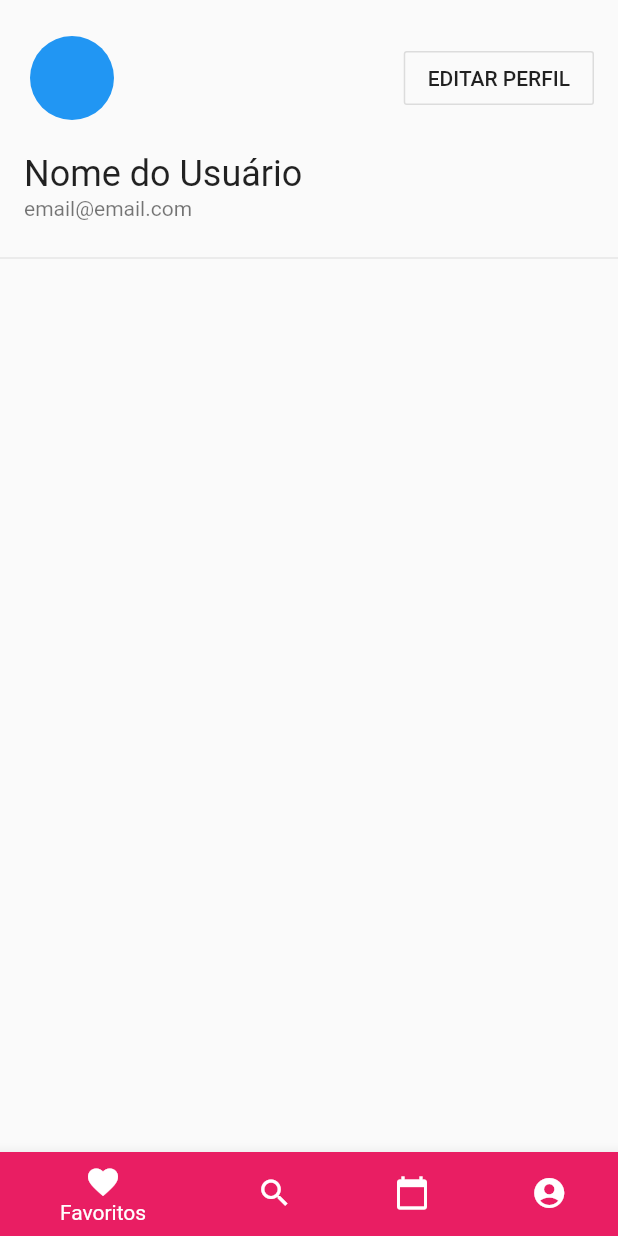
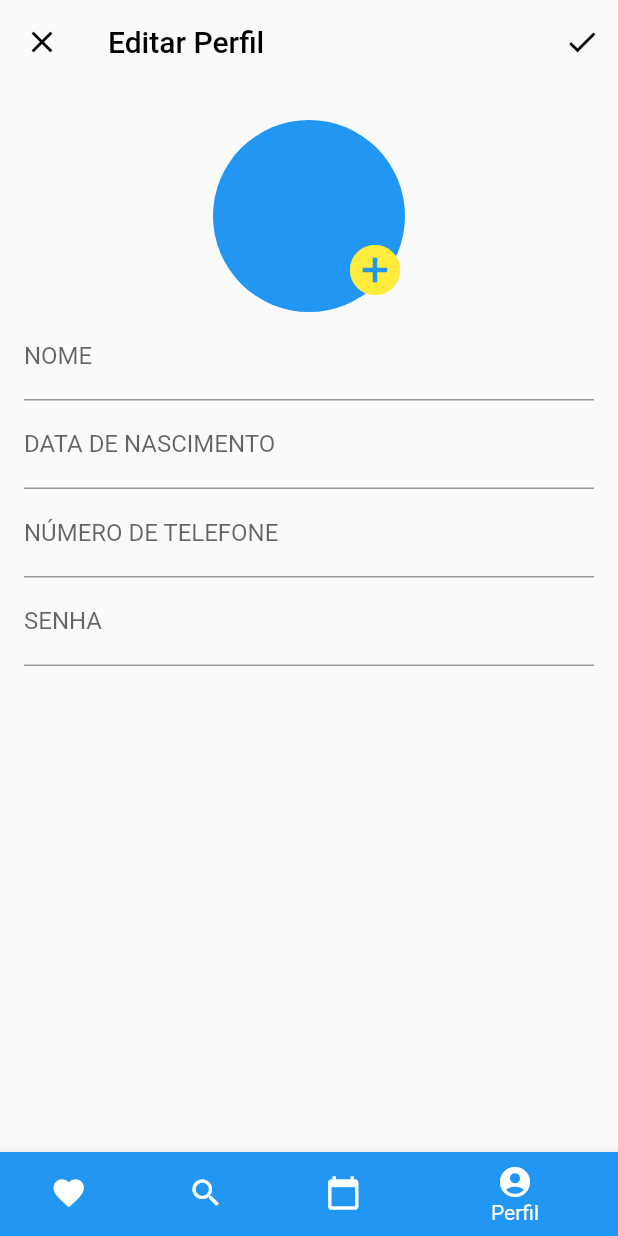
Before and after one commit to kFurlan/SmartHome, a Flutter app: the screen it shows after launch, after a tap on "EDITAR PERFIL", on a phone screen of 412 x 824 dp. Run offline on Flutter 3.47's test engine with Material 2 defaults, Android fonts, the phone set to English and light mode, and no system bars.

Commit message:
Página de edição de perfil

```diff
--- /dev/null
+++ b/app/lib/pages/profile_edit.dart
@@ -0,0 +1,118 @@
+import 'package:flutter/material.dart';
+
+class ProfileEditPage extends StatefulWidget {
+  @override
+  _ProfileEditPageState createState() => _ProfileEditPageState();
+}
+
+class _ProfileEditPageState extends State<ProfileEditPage> {
+  int currentPage = 3;
+
+  @override
+  Widget build(BuildContext context) {
+    return Scaffold(
+      appBar: AppBar(
+        title: Text('Editar Perfil', style: TextStyle(color: Colors.black)),
+        leading: IconButton(
+          icon: Icon(Icons.close),
+          color: Colors.black,
+          onPressed: () {
+            if (Navigator.canPop(context)) {
+              Navigator.pop(context);
+            }
+          },
+        ),
+        backgroundColor: Theme.of(context).canvasColor,
+        elevation: 0.0,
+        actions: <Widget>[
+          IconButton(
+            icon: Icon(Icons.check),
+            color: Colors.black,
+            onPressed: () {},
+          )
+        ],
+      ),
+      body: Padding(
+        padding: const EdgeInsets.symmetric(vertical: 24.0, horizontal: 16.0),
+        child: SingleChildScrollView(
+          child: Column(
+            children: <Widget>[
+              Stack(
+                alignment: Alignment.bottomRight,
+                children: <Widget>[
+                  CircleAvatar(
+                    radius: 64.0,
+                    backgroundColor: Colors.blue,
+                  ),
+                  Positioned(
+                    left: 80,
+                    child: IconButton(
+                      icon: Icon(Icons.add_circle),
+                      color: Colors.yellow,
+                      iconSize: 40.0,
+                      onPressed: () {},
+                    ),
+                  )
+                ],
+              ),
+              TextFormField(
+                decoration: InputDecoration(
+                  labelText: 'NOME',
+                ),
+              ),
+              TextFormField(
+                decoration: InputDecoration(
+                  labelText: 'DATA DE NASCIMENTO',
+                ),
+                keyboardType: TextInputType.datetime,
+              ),
+              TextFormField(
+                decoration: InputDecoration(
+                  labelText: 'NÚMERO DE TELEFONE',
+                ),
+                keyboardType: TextInputType.phone,
+              ),
+              TextFormField(
+                obscureText: true,
+                decoration: InputDecoration(
+                  labelText: 'SENHA',
+                ),
+              ),
+            ],
+          ),
+        ),
+      ),
+      bottomNavigationBar: BottomNavigationBar(
+        currentIndex: this.currentPage, // Sincroniza com a página atual
+        type: BottomNavigationBarType.shifting,
+        onTap: (int index) {
+          setState(() {
+            this.currentPage = index;
+          });
+        },
+        items: <BottomNavigationBarItem>[
+          BottomNavigationBarItem(
+            title: Text('Favoritos'),
+            backgroundColor: Colors.pink,
+            icon: Icon(Icons.favorite),
+          ),
+          BottomNavigationBarItem(
+            title: Text('Pesquisa'),
+            backgroundColor: Colors.green,
+            icon: Icon(Icons.search),
+          ),
+          BottomNavigationBarItem(
+            title: Text('Agenda'),
+            backgroundColor: Colors.orange,
+            icon: Icon(Icons.calendar_today),
+          ),
+          BottomNavigationBarItem(
+            title: Text('Perfil'),
+            backgroundColor: Colors.blue,
+            icon: Icon(Icons.account_circle),
+          ),
+        ],
+      ),
+    );
+  }
+}
--- a/app/lib/pages/profile_info.dart
+++ b/app/lib/pages/profile_info.dart
@@ -1,4 +1,5 @@
 import 'package:flutter/material.dart';
+import 'package:smarthome/pages/profile_edit.dart';
 
 class ProfileInfoPage extends StatefulWidget {
   @override
@@ -6,7 +7,7 @@ class ProfileInfoPage extends StatefulWidget {
 }
 
 class _ProfileInfoPageState extends State<ProfileInfoPage> {
-  int currentPage = 1;
+  int currentPage = 3;
 
   @override
   Widget build(BuildContext context) {
@@ -25,7 +26,14 @@ class _ProfileInfoPageState extends State<ProfileInfoPage> {
                   ),
                   trailing: OutlineButton(
                     child: Text('EDITAR PERFIL'),
-                      onPressed: () {},
+                    onPressed: () {
+                      Navigator.push(
+                        context,
+                        MaterialPageRoute(
+                          builder: (context) => ProfileEditPage(),
+                        ),
+                      );
+                    },
                   ),
                 ),
               ),
@@ -41,7 +49,7 @@ class _ProfileInfoPageState extends State<ProfileInfoPage> {
           ),
         ),
       ),
-        bottomSheet: BottomNavigationBar(
+      bottomNavigationBar: BottomNavigationBar(
         currentIndex: this.currentPage, // Sincroniza com a página atual
         type: BottomNavigationBarType.shifting,
         onTap: (int index) {
@@ -71,6 +79,7 @@ class _ProfileInfoPageState extends State<ProfileInfoPage> {
             icon: Icon(Icons.account_circle),
           ),
         ],
-        ));
+      ),
+    );
   }
 }
```
Lines whose indentation alone changed are shown as unchanged.
